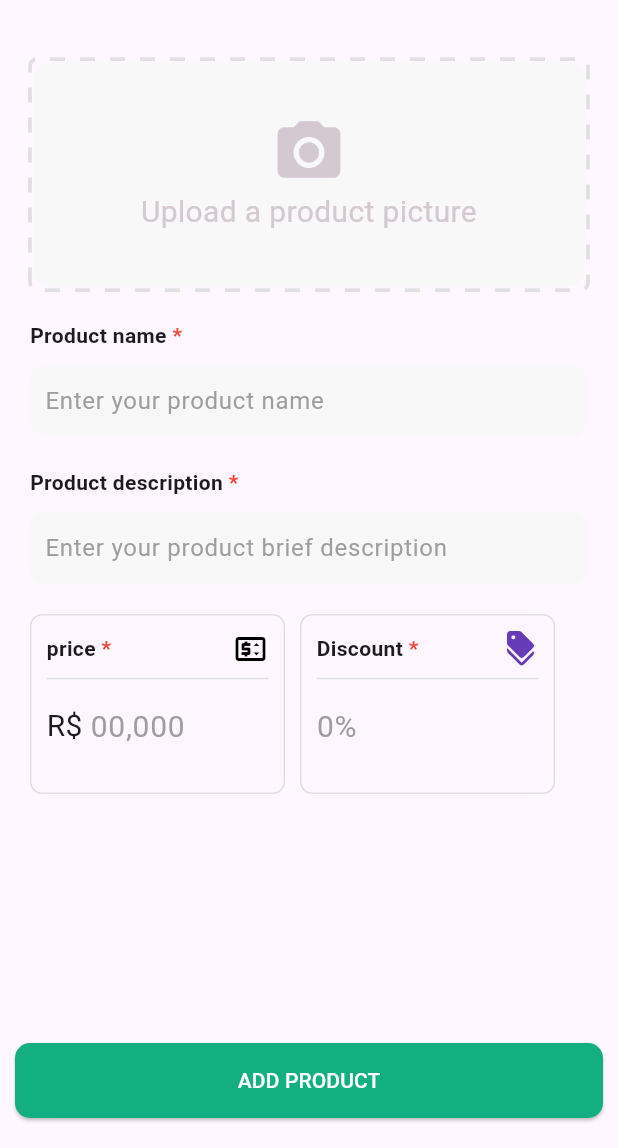
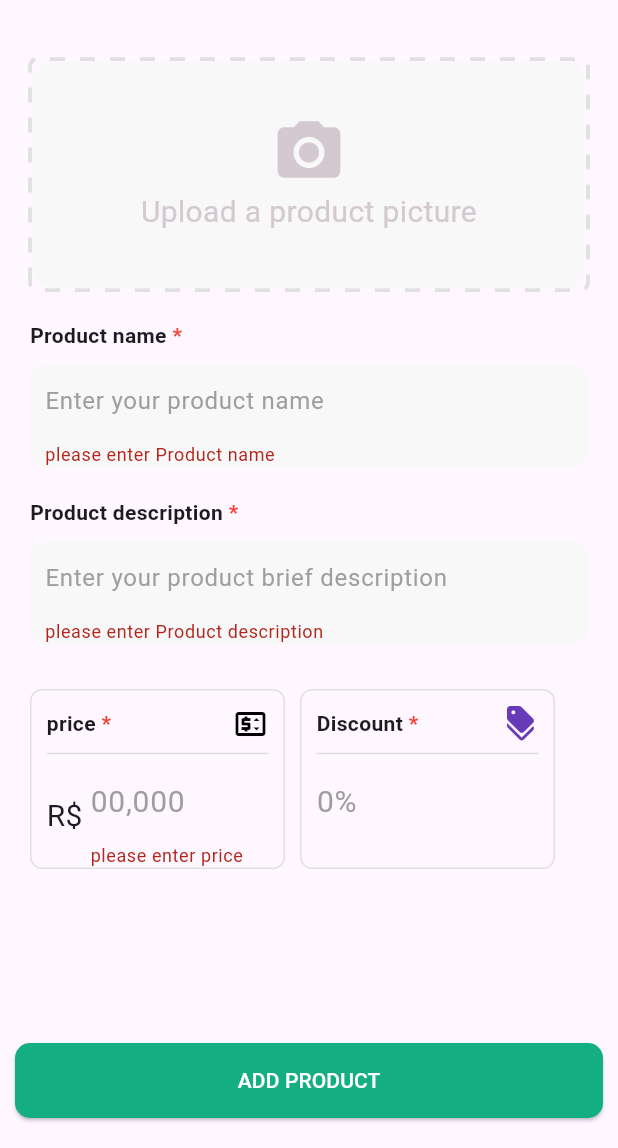
Before and after one commit to shivapardheep/products-app, a Flutter app: the screen it shows after launch, after a tap on "ADD PRODUCT", on a phone screen of 412 x 824 dp, the part 88-1236 px from its top. Run offline on Flutter 3.47's test engine with Material 3 defaults, Android fonts, the light colour scheme and no system bars; drawn by our look-alikes of dotted_border; our stand-ins replace another_flutter_splash_screen, cloud_firestore, firebase_auth, firebase_core, flutter_secure_storage, fluttertoast and 2 more; accounts and stored records are empty.

Commit message:
add products screen validation completed

```diff
--- a/lib/presentation/screens/add_products.dart
+++ b/lib/presentation/screens/add_products.dart
@@ -1,5 +1,8 @@
+import 'dart:io';
+
 import 'package:dotted_border/dotted_border.dart';
 import 'package:flutter/material.dart';
+import 'package:image_picker/image_picker.dart';
 import 'package:test_app/utils/app_color.dart';
 
 class AddProductsScreen extends StatefulWidget {
@@ -14,12 +17,16 @@ class _AddProductsScreenState extends State<AddProductsScreen> {
   TextEditingController descriptionController = TextEditingController();
   TextEditingController priceController = TextEditingController();
   TextEditingController discountController = TextEditingController();
+  final _formKey = GlobalKey<FormState>();
+
   @override
   Widget build(BuildContext context) {
     return Scaffold(
       body: SafeArea(
         child: Padding(
           padding: const EdgeInsets.symmetric(horizontal: 10, vertical: 20),
+          child: Form(
+            key: _formKey,
             child: Stack(
               children: [
                 SingleChildScrollView(
@@ -49,11 +56,11 @@ class _AddProductsScreenState extends State<AddProductsScreen> {
                         ),
                       ),
                       onPressed: () {
-                      // if (_formKey.currentState!.validate()) {
-                      //   _formKey.currentState!.save();
-                      //   loginFun();
+                        if (_formKey.currentState!.validate()) {
+                          _formKey.currentState!.save();
+                          // loginFun();
                           // Handle login logic with email and password
-                      // }
+                        }
                       },
                       child: const Text(
                         'ADD PRODUCT',
@@ -66,11 +73,12 @@ class _AddProductsScreenState extends State<AddProductsScreen> {
             ),
           ),
         ),
+      ),
     );
   }
 }
 
-class BodyWidget extends StatelessWidget {
+class BodyWidget extends StatefulWidget {
   const BodyWidget({
     super.key,
     required this.productNameController,
@@ -85,26 +93,63 @@ class BodyWidget extends StatelessWidget {
   final TextEditingController discountController;
 
   @override
+  State<BodyWidget> createState() => _BodyWidgetState();
+}
+
+class _BodyWidgetState extends State<BodyWidget> {
+  File? _image;
+
+  @override
   Widget build(BuildContext context) {
+    pickImageFun() async {
+      var imageData =
+          await ImagePicker().pickImage(source: ImageSource.gallery);
+      if (imageData != null) {
+        setState(() {
+          _image = File(imageData.path);
+        });
+      }
+    }
+
     return Padding(
       padding: const EdgeInsets.symmetric(horizontal: 10, vertical: 15),
       child: Column(
         children: [
-          const PicImageWidget(),
+          _image != null
+              ? Image.file(
+                  _image!,
+                  height: 200,
+                  width: double.infinity,
+                  fit: BoxFit.cover,
+                )
+              : PicImageWidget(
+                  onTap: () {
+                    pickImageFun();
+                  },
+                ),
+          _image != null
+              ? IconButton(
+                  onPressed: () {
+                    setState(() {
+                      _image = null;
+                    });
+                  },
+                  icon: const Icon(Icons.restart_alt))
+              : Container(),
           const SizedBox(height: 20),
           TextFieldWidget(
             title: "Product name",
             subTitle: "Enter your product name",
-            controller: productNameController,
+            controller: widget.productNameController,
           ),
           const SizedBox(height: 20),
           TextFieldWidget(
             title: "Product description",
             subTitle: "Enter your product brief description",
-            controller: descriptionController,
+            controller: widget.descriptionController,
             isAddress: true,
           ),
-          const SizedBox(height: 20),
+          const SizedBox(height: 30),
           SizedBox(
             width: double.infinity,
             child: Wrap(
@@ -116,13 +161,13 @@ class BodyWidget extends StatelessWidget {
                   title: "price",
                   subTitle: '00,000',
                   icon: Icons.price_change_outlined,
-                  controller: priceController,
+                  controller: widget.priceController,
                 ),
                 CustomContainerWidget(
                   title: "Discount",
                   subTitle: '0%',
                   icon: Icons.discount,
-                  controller: discountController,
+                  controller: widget.discountController,
                   iconColor: Colors.deepPurple,
                   isPrice: false,
                 ),
@@ -209,6 +254,11 @@ class _CustomContainerWidgetState extends State<CustomContainerWidget> {
                         const TextStyle(fontSize: 20, color: Colors.grey),
                     border: InputBorder.none,
                   ),
+                  validator: (value) {
+                    if (value!.isEmpty && widget.isPrice) {
+                      return "please enter ${widget.title}";
+                    }
+                  },
                 ),
               ),
             ],
@@ -266,6 +316,11 @@ class TextFieldWidget extends StatelessWidget {
               hintStyle: const TextStyle(color: Colors.grey),
               border: InputBorder.none,
             ),
+            validator: (value) {
+              if (value!.isEmpty) {
+                return "please enter $title";
+              }
+            },
           ),
         ),
       ],
@@ -274,14 +329,14 @@ class TextFieldWidget extends StatelessWidget {
 }
 
 class PicImageWidget extends StatelessWidget {
-  const PicImageWidget({
-    super.key,
-  });
+  final VoidCallback onTap;
+
+  const PicImageWidget({super.key, required this.onTap});
 
   @override
   Widget build(BuildContext context) {
     return InkWell(
-      onTap: () {},
+      onTap: onTap,
       child: SizedBox(
         child: DottedBorder(
           strokeWidth: 2.5, // Set the border width here
```
Lines whose indentation alone changed are shown as unchanged.
